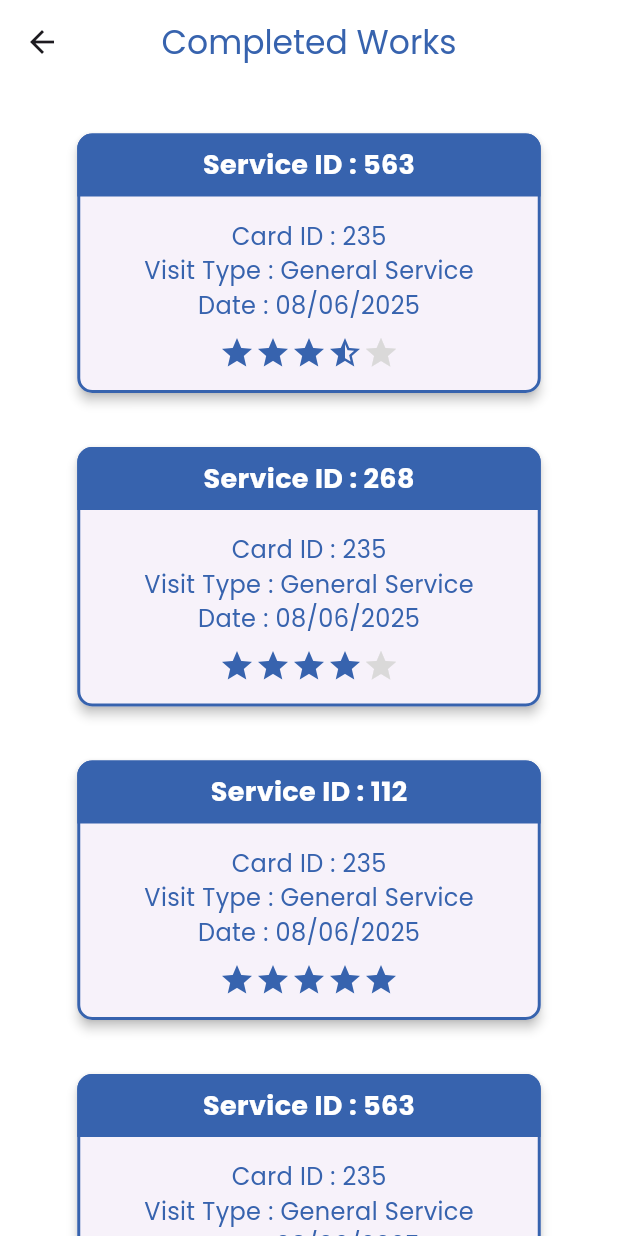
After one commit to Kishor404/VST_Maarketing, a Flutter app: the CompletedWorks screen opened directly, on a phone screen of 412 x 824 dp. The commit adds this screen. Run offline on Flutter 3.47's test engine with Material 3 defaults, Android fonts, the light colour scheme and no system bars; our stand-ins replace dio, shared_preferences; accounts and stored records are empty.

Commit message:
VST Staff Update For Add Completed Work Tab

```diff
--- /dev/null
+++ b/Frontend/vst_staffs/lib/pages/completed_works.dart
@@ -0,0 +1,164 @@
+import 'package:flutter/material.dart';
+
+class CompletedWorks extends StatelessWidget {
+  final List<Map<String, dynamic>> services = [
+    {
+      "service_id": 563,
+      "card_id": 235,
+      "visit_type": "General Service",
+      "date": "08/06/2025",
+      "rating": 3.5
+    },
+    {
+      "service_id": 268,
+      "card_id": 235,
+      "visit_type": "General Service",
+      "date": "08/06/2025",
+      "rating": 4.0
+    },
+    {
+      "service_id": 112,
+      "card_id": 235,
+      "visit_type": "General Service",
+      "date": "08/06/2025",
+      "rating": 5.0
+    },
+    {
+      "service_id": 563,
+      "card_id": 235,
+      "visit_type": "General Service",
+      "date": "08/06/2025",
+      "rating": 3.5
+    },
+    {
+      "service_id": 268,
+      "card_id": 235,
+      "visit_type": "General Service",
+      "date": "08/06/2025",
+      "rating": 4.0
+    },
+    {
+      "service_id": 112,
+      "card_id": 235,
+      "visit_type": "General Service",
+      "date": "08/06/2025",
+      "rating": 5.0
+    },
+  ];
+
+  @override
+  Widget build(BuildContext context) {
+    return Scaffold(
+      appBar: AppBar(
+        backgroundColor: Colors.white,
+        title: const Text("Completed Works",
+            style: TextStyle(color: Color.fromRGBO(55, 99, 174, 1))),
+        centerTitle: true,
+      ),
+      body: ListView.builder(
+        padding: const EdgeInsets.all(15),
+        itemCount: services.length,
+        itemBuilder: (context, index) {
+          final service = services[index];
+          return Padding(
+            padding: const EdgeInsets.symmetric(vertical: 6.0),
+            child: Center(
+              child: SizedBox(
+                width: MediaQuery.of(context).size.width * 0.75,
+                child: CompletedCard(service: service),
+              ),
+            ),
+          );
+        },
+      ),
+    );
+  }
+}
+
+class CompletedCard extends StatelessWidget {
+  final Map<String, dynamic> service;
+
+  const CompletedCard({Key? key, required this.service}) : super(key: key);
+
+  @override
+  Widget build(BuildContext context) {
+    return Card(
+      shape: RoundedRectangleBorder(
+        borderRadius: BorderRadius.circular(10),
+        side: const BorderSide(color: Color.fromRGBO(55, 99, 174, 1), width: 2),
+      ),
+      margin: const EdgeInsets.symmetric(vertical: 12),
+      elevation: 3,
+      child: Column(
+        children: [
+          Container(
+            decoration: const BoxDecoration(
+              color: Color.fromRGBO(55, 99, 174, 1),
+              borderRadius: BorderRadius.vertical(top: Radius.circular(10)),
+            ),
+            padding: const EdgeInsets.all(8),
+            child: Center(
+              child: Text(
+                'Service ID : ${service["service_id"]}',
+                style: const TextStyle(
+                    color: Colors.white,
+                    fontSize: 18,
+                    fontWeight: FontWeight.bold),
+              ),
+            ),
+          ),
+          Padding(
+            padding: const EdgeInsets.all(15.0),
+            child: Column(
+              crossAxisAlignment: CrossAxisAlignment.center,
+              children: [
+                Text('Card ID : ${service["card_id"]}',
+                    style: const TextStyle(
+                        fontSize: 16, color: Color.fromRGBO(55, 99, 174, 1))),
+                Text('Visit Type : ${service["visit_type"]}',
+                    style: const TextStyle(
+                        fontSize: 16, color: Color.fromRGBO(55, 99, 174, 1))),
+                Text('Date : ${service["date"]}',
+                    style: const TextStyle(
+                        fontSize: 16, color: Color.fromRGBO(55, 99, 174, 1))),
+                const SizedBox(height: 8),
+                StarRating(rating: (service["rating"] as num).toDouble()),
+              ],
+            ),
+          ),
+        ],
+      ),
+    );
+  }
+}
+
+class StarRating extends StatelessWidget {
+  final double rating;
+
+  const StarRating({Key? key, required this.rating}) : super(key: key);
+
+  @override
+  Widget build(BuildContext context) {
+    return Row(
+      mainAxisAlignment: MainAxisAlignment.center,
+      children: List.generate(5, (index) {
+        if (index < rating.floor()) {
+          return const Icon(
+            Icons.star,
+            color: Color.fromRGBO(55, 99, 174, 1),
+          );
+        } else if (index < rating) {
+          return const Icon(
+            Icons.star_half,
+            color: Color.fromRGBO(55, 99, 174, 1),
+          );
+        } else {
+          return const Icon(
+            Icons.star,
+            color: Color.fromARGB(255, 218, 217, 217),
+          );
+        }
+      }),
+    );
+  }
+}
--- a/Frontend/vst_staffs/lib/pages/index.dart
+++ b/Frontend/vst_staffs/lib/pages/index.dart
@@ -4,7 +4,7 @@ import 'login_page.dart';
 import 'home_page.dart';
 import 'service_page.dart';
 import 'products_page.dart';
-import 'card_page.dart';
+import 'completed_works.dart';
 import 'profile_page.dart';
 
 
@@ -44,7 +44,7 @@ class _IndexPageState extends State<IndexPage> {
       HomePage(),
       ServicePage(),
       ProductsPage(),
-      CardPage(),
+      CompletedWorks(),
       ProfilePage(
         onNavigateToIndex: (index) {
           setState(() {
@@ -91,16 +91,16 @@ class _IndexPageState extends State<IndexPage> {
               label: 'Home',
             ),
             BottomNavigationBarItem(
-              icon: Icon(Icons.construction),
-              label: 'Service',
+              icon: Icon(Icons.layers),
+              label: 'Upcoming',
             ),
             BottomNavigationBarItem(
-              icon: Icon(Icons.shopping_bag),
-              label: 'Products',
+              icon: Icon(Icons.construction),
+              label: 'Current',
             ),
             BottomNavigationBarItem(
               icon: Icon(Icons.article),
-              label: 'Card',
+              label: 'Completed',
             ),
             BottomNavigationBarItem(
               icon: Icon(Icons.person),
--- a/Frontend/vst_staffs/lib/pages/login_page.dart
+++ b/Frontend/vst_staffs/lib/pages/login_page.dart
@@ -101,6 +101,7 @@ class _LoginPageState extends State<LoginPage> {
             final prefs = await SharedPreferences.getInstance();
             prefs.setString('phone', phone);
             prefs.setString('password', password);
+            prefs.setString('staff_id', logData['id'].toString());
             prefs.setString('name', logData['name'] ?? 'Unavailable');
             prefs.setString('email', logData['email'] ?? 'Unavailable');
             prefs.setString('address', logData['address'] ?? 'Unavailable');
@@ -109,6 +110,7 @@ class _LoginPageState extends State<LoginPage> {
             prefs.setString('country', logData['country'] ?? 'Unavailable');
             prefs.setString('postal_code', logData['postal_code'] ?? 'Unavailable');
             prefs.setString('region', logData['region'] ?? 'Unavailable');
+            prefs.setString('role', logData['role'] ?? 'Unavailable');
             prefs.setString('AT', responseData['access_token'] ?? 'Unavailable');
             prefs.setString('RT', responseData['refresh_token'] ?? 'Unavailable');
 
--- a/Frontend/vst_staffs/lib/pages/profile_page.dart
+++ b/Frontend/vst_staffs/lib/pages/profile_page.dart
@@ -13,10 +13,12 @@ class ProfilePage extends StatefulWidget {
 
 class _ProfilePageState extends State<ProfilePage> {
   String _phone = '';
+  String _staffid = '';
   String _name = '';
   String _email = '';
   String _address = '';
   String _region = '';
+  String _role = '';
 
   @override
   void initState() {
@@ -28,9 +30,11 @@ class _ProfilePageState extends State<ProfilePage> {
     final prefs = await SharedPreferences.getInstance();
     setState(() {
       _phone = prefs.getString('phone') ?? '9087654321';
+      _staffid = prefs.getString('staff_id') ?? 'User Name';
       _name = prefs.getString('name') ?? 'User Name';
       _email = prefs.getString('email') ?? 'user@vst.com';
       _region = prefs.getString('region') ?? 'Default Region';
+      _role = prefs.getString('role') ?? 'Error';
       _address = "${prefs.getString('address') ?? "00, Unknown"},\n"
           "${prefs.getString('city') ?? "Unavailable"}, ${prefs.getString('state') ?? "Unavailable"}\n"
           "${prefs.getString('postal_code') ?? "000000"}";
@@ -146,6 +150,14 @@ class _ProfilePageState extends State<ProfilePage> {
                   ),
                   SizedBox(height: 10),
                   Text(
+                    '$_role - $_staffid',
+                    style: TextStyle(
+                      fontSize: 16,
+                      color: Colors.white70,
+                    ),
+                  ),
+                  SizedBox(height: 10),
+                  Text(
                     '+91 $_phone | $_region',
                     style: TextStyle(
                       fontSize: 16,
```
Also changed, not shown: 1 other file.
